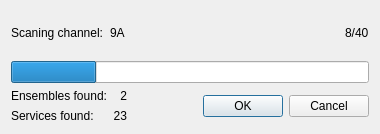
The window that gui/bandscandialog.ui (KejPi/AbracaDABra) describes before a commit, drawn with Qt 5.
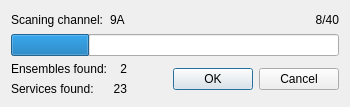
The same window after the commit.

The edit to the form file:
```diff
--- a/gui/bandscandialog.ui
+++ b/gui/bandscandialog.ui
@@ -9,15 +9,15 @@
    <rect>
     <x>0</x>
     <y>0</y>
-    <width>380</width>
-    <height>134</height>
+    <width>350</width>
+    <height>107</height>
    </rect>
   </property>
   <property name="windowTitle">
    <string>Band scan</string>
   </property>
   <layout class="QGridLayout" name="gridLayout_2">
-   <item row="0" column="0" colspan="2">
+   <item row="0" column="0" colspan="3">
     <layout class="QHBoxLayout" name="horizontalLayout_3">
      <item>
       <layout class="QHBoxLayout" name="horizontalLayout_2">
@@ -37,35 +37,22 @@
        </item>
       </layout>
      </item>
-     <item>
-      <spacer name="horizontalSpacer">
-       <property name="orientation">
-        <enum>Qt::Horizontal</enum>
-       </property>
-       <property name="sizeHint" stdset="0">
-        <size>
-         <width>40</width>
-         <height>20</height>
-        </size>
-       </property>
-      </spacer>
-     </item>
      <item>
       <widget class="QLabel" name="progressLabel">
        <property name="text">
         <string>8/40</string>
        </property>
+       <property name="alignment">
+        <set>Qt::AlignRight|Qt::AlignTrailing|Qt::AlignVCenter</set>
+       </property>
       </widget>
      </item>
     </layout>
    </item>
-   <item row="1" column="0" colspan="2">
-    <widget class="QProgressBar" name="progressBar">
-     <property name="value">
-      <number>24</number>
-     </property>
-     <property name="textVisible">
-      <bool>false</bool>
+   <item row="2" column="2">
+    <widget class="QDialogButtonBox" name="buttonBox">
+     <property name="standardButtons">
+      <set>QDialogButtonBox::Cancel|QDialogButtonBox::Ok</set>
      </property>
     </widget>
    </item>
@@ -107,12 +94,28 @@
      </item>
     </layout>
    </item>
+   <item row="1" column="0" colspan="3">
+    <widget class="QProgressBar" name="progressBar">
+     <property name="value">
+      <number>24</number>
+     </property>
+     <property name="textVisible">
+      <bool>false</bool>
+     </property>
+    </widget>
+   </item>
    <item row="2" column="1">
-    <widget class="QDialogButtonBox" name="buttonBox">
-     <property name="standardButtons">
-      <set>QDialogButtonBox::Cancel|QDialogButtonBox::Ok</set>
+    <spacer name="horizontalSpacer_2">
+     <property name="orientation">
+      <enum>Qt::Horizontal</enum>
      </property>
-    </widget>
+     <property name="sizeHint" stdset="0">
+      <size>
+       <width>40</width>
+       <height>20</height>
+      </size>
+     </property>
+    </spacer>
    </item>
   </layout>
  </widget>
```
